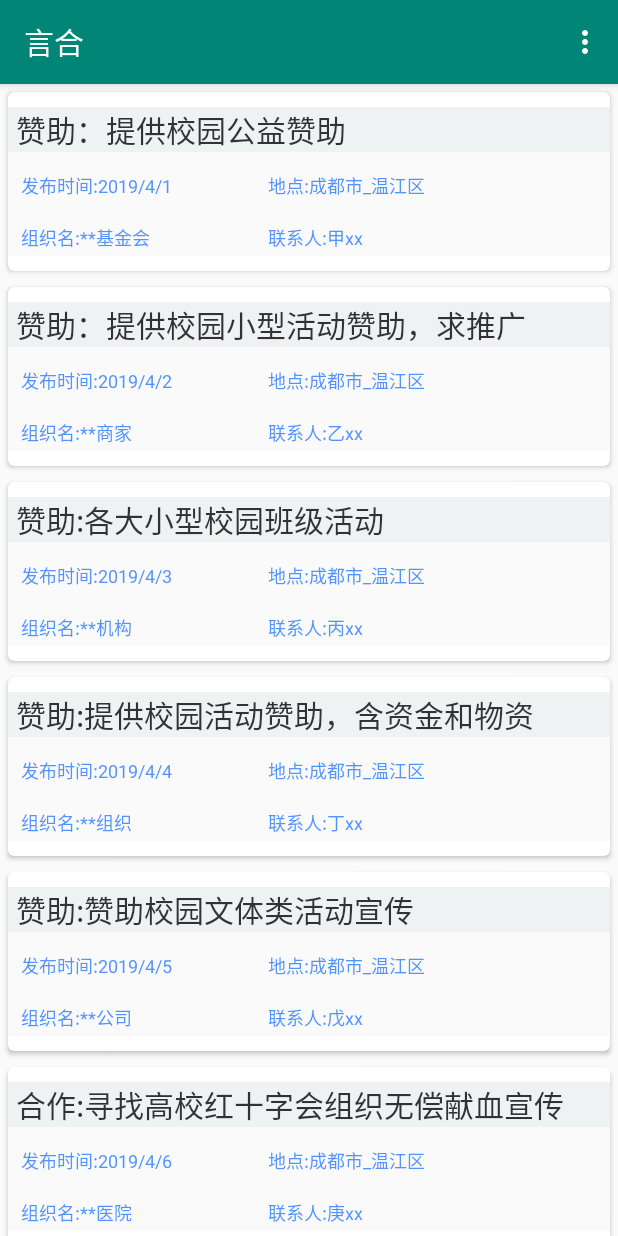
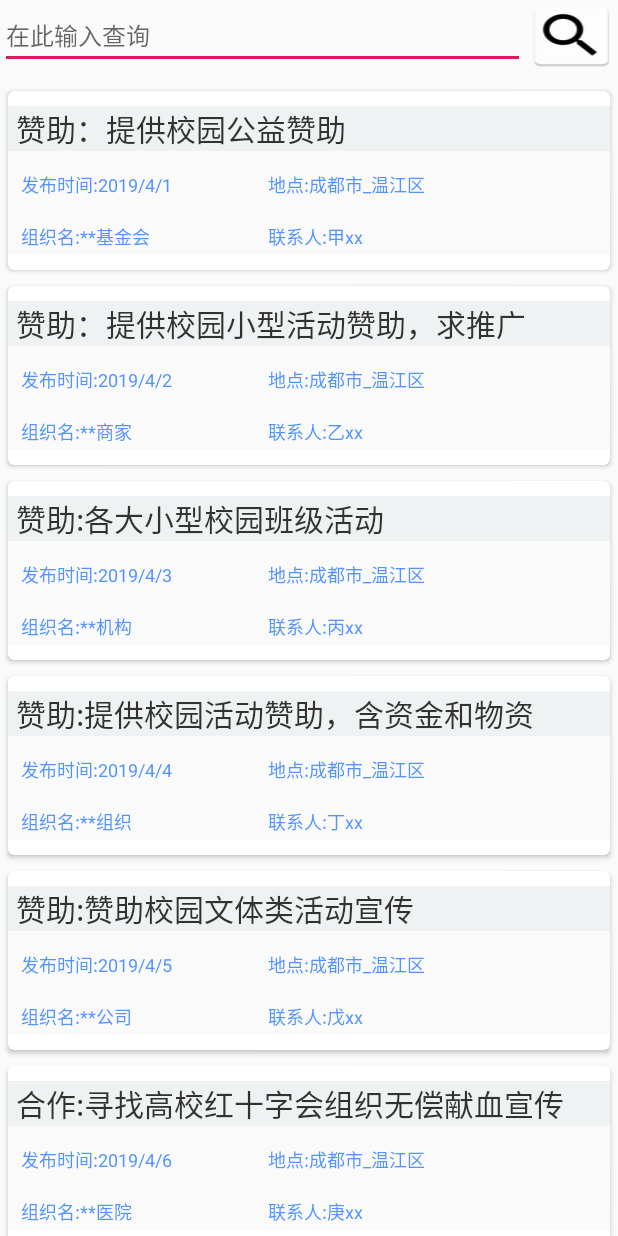
Before and after one commit to Elergic/CooperTest, an Android app: the CooperationActivity screen opened directly, with no data from a screen before it, on a phone screen of 412 x 824 dp. Run offline under Robolectric (Android 15) with nearby library versions, the phone set to English and light mode, and no system bars; libraries missing offline, so code that uses them is left out: com.baidu.location, org.litepal, org.litepal.crud; 6 statements that could not run were skipped.

Commit message:
second commit

```diff
--- a/app/src/main/res/layout/activity_cooperation.xml
+++ b/app/src/main/res/layout/activity_cooperation.xml
@@ -14,28 +14,48 @@
             android:layout_width="match_parent"
             android:layout_height="wrap_content">
 
+        </android.support.design.widget.AppBarLayout>
+
+        <LinearLayout
+            android:orientation="horizontal"
+            android:layout_width="match_parent"
+            android:layout_height="wrap_content">
+
+            <EditText
+                android:layout_width="350dp"
+                android:layout_height="wrap_content"
+                android:textSize="16sp"
+                android:hint="在此输入查询"
+                />
+            <Button
+                android:layout_width="wrap_content"
+                android:layout_height="wrap_content"
+                android:background="@mipmap/ic_search"
+                />
+
+        </LinearLayout>
+
+        <android.support.v4.widget.SwipeRefreshLayout
+            android:id="@+id/swipe_refresh"
+            android:layout_width="match_parent"
+            android:layout_height="match_parent"
+            android:layout_marginTop="55dp"
+            app:layout_behavior="@string/appbar_scrolling_view_behavior">
+
+            <android.support.v7.widget.RecyclerView
+                android:id="@+id/recycler_view"
+                android:layout_width="match_parent"
+                android:layout_height="match_parent"
+                app:layout_behavior="@string/appbar_scrolling_view_behavior" />
+
             <android.support.v7.widget.Toolbar
                 android:id="@+id/toobar"
                 android:layout_width="match_parent"
                 android:layout_height="?attr/actionBarSize"
                 android:background="?attr/colorPrimary"
                 android:theme="@style/ThemeOverlay.AppCompat.Dark.ActionBar"
-                app:popupTheme="@style/ThemeOverlay.AppCompat.Light"
-                app:layout_scrollFlags="scroll|enterAlways|snap"/>
-
-        </android.support.design.widget.AppBarLayout>
-
-        <android.support.v4.widget.SwipeRefreshLayout
-            android:id="@+id/swipe_refresh"
-            android:layout_width="match_parent"
-            android:layout_height="match_parent"
-            app:layout_behavior="@string/appbar_scrolling_view_behavior">
-
-            <android.support.v7.widget.RecyclerView
-                android:id="@+id/recycler_view"
-                android:layout_width="match_parent"
-                android:layout_height="match_parent"
-                app:layout_behavior="@string/appbar_scrolling_view_behavior"/>
+                app:layout_scrollFlags="scroll|enterAlways|snap"
+                app:popupTheme="@style/ThemeOverlay.AppCompat.Light" />
 
         </android.support.v4.widget.SwipeRefreshLayout>
 
--- a/app/src/main/res/layout/activity_main.xml
+++ b/app/src/main/res/layout/activity_main.xml
@@ -25,7 +25,7 @@
 
     <FrameLayout
         android:id="@+id/frameLayout_slide"
-        android:layout_width="425dp"
+        android:layout_width="match_parent"
         android:layout_height="200dp"
         android:layout_marginTop="0dp"
         android:background="@color/colorWhite"
--- a/app/src/main/res/layout/activity_on.xml
+++ b/app/src/main/res/layout/activity_on.xml
@@ -53,6 +53,8 @@
         android:maxLength="100"
         />
     <RadioGroup
+        android:orientation="horizontal"
+        android:layout_gravity="center_horizontal"
         android:layout_width="wrap_content"
         android:layout_height="wrap_content"
         android:id="@+id/radioGroup1">
--- a/build.gradle
+++ b/build.gradle
@@ -7,7 +7,7 @@ buildscript {
 
     }
     dependencies {
-        classpath 'com.android.tools.build:gradle:3.5.0'
+        classpath 'com.android.tools.build:gradle:3.6.1'
 
         // NOTE: Do not place your application dependencies here; they belong
         // in the individual module build.gradle files
```
Also changed, not shown: app/src/main/res/mipmap-hdpi/ic_search.png (added), app/src/main/res/mipmap-mdpi/ic_search.png (added), app/src/main/res/mipmap-xhdpi/ic_search.png (added), app/src/main/res/mipmap-xxhdpi/ic_search.png (added), app/src/main/res/mipmap-xxxhdpi/ic_search.png (added), gradle/wrapper/gradle-wrapper.properties.
